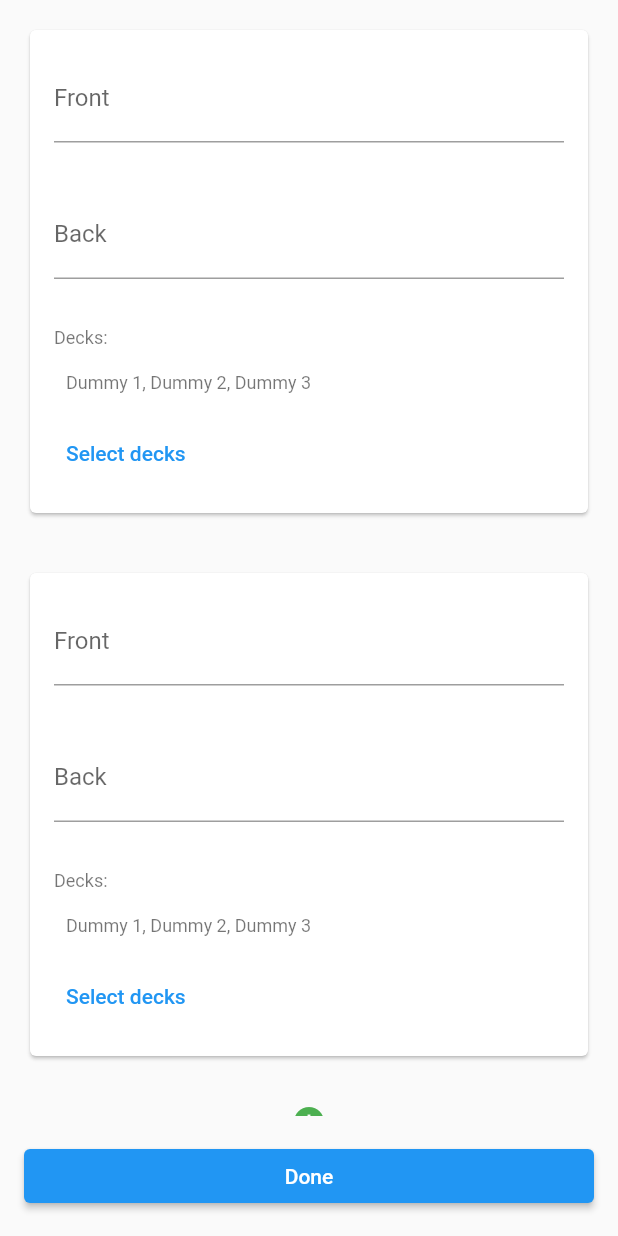
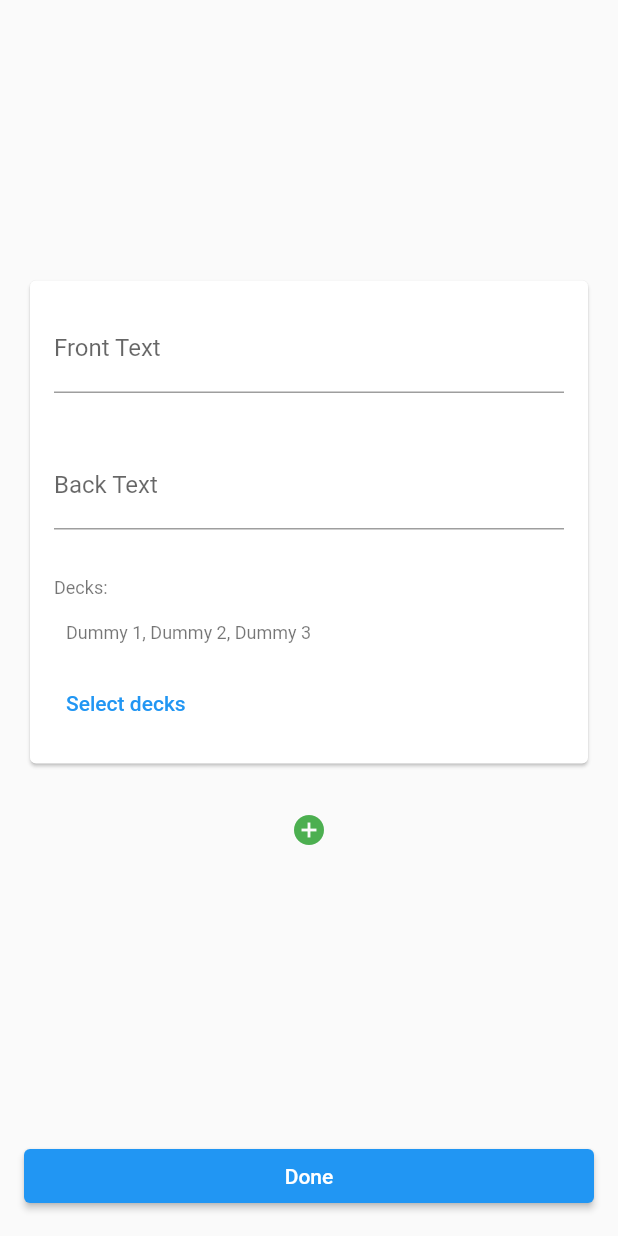
Before and after one commit to Matheovi/flashcardsFlutter, a Flutter app: the FlashcardFormsListPage screen opened by its route, after a tap on the "add circle" icon, on a phone screen of 412 x 824 dp. Run offline on Flutter 3.47's test engine with Material 2 defaults, Android fonts, the phone set to English and light mode, and no system bars; our stand-ins replace flutter_riverpod, freezed_annotation.

Commit message:
Minor refactor, methods rearrangement, code cleanup

```diff
--- a/lib/features/flashcard/domain/entity/flashcard.dart
+++ b/lib/features/flashcard/domain/entity/flashcard.dart
@@ -5,7 +5,7 @@ part 'flashcard.freezed.dart';
 @freezed
 class Flashcard with _$Flashcard {
   const factory Flashcard({
-    required String front,
-    required String back,
+    required String frontText,
+    required String backText,
   }) = _Flashcard;
 }
--- a/lib/features/flashcard/presentation/view/flashcard_forms_list_page.dart
+++ b/lib/features/flashcard/presentation/view/flashcard_forms_list_page.dart
@@ -1,21 +1,129 @@
 import 'package:flashcards/features/flashcard/domain/entity/flashcard.dart';
-import 'package:flashcards/features/flashcard/presentation/viewmodel/flashcard_forms_list_viewmodel.dart';
+import 'package:flashcards/features/flashcard/presentation/viewmodel/flashcard_list_viewmodel.dart';
 import 'package:flashcards/features/flashcard/presentation/widget/multi_select_bottom_sheet.dart';
 import 'package:flutter/material.dart';
 import 'package:flutter_riverpod/flutter_riverpod.dart';
 
-//final itemCountProvider = StateProvider<int>((ref) => 1);
-
 class FlashcardFormsListPage extends ConsumerWidget {
   static const String routeName = '/new-flashcard';
 
-  final _flashcardFormsListProvider =
-      flashcardFormsListViewModelStateNotifierProvider;
+  final _flashcardListProvider =
+      flashcardListViewModelStateNotifierProvider;
 
   FlashcardFormsListPage({super.key});
 
-  Widget _buildFlashcardFormWidget(
-      BuildContext context, WidgetRef ref, int index) {
+  @override
+  Widget build(BuildContext context, WidgetRef ref) {
+    return WillPopScope(
+      onWillPop: () async => await _checkForUnsavedProgress(ref, context),
+      child: Scaffold(
+        resizeToAvoidBottomInset: false,
+        body: SafeArea(
+          child: Column(
+            children: [
+              // If there's only 1 flashcard, then put it in a column instead of ListView.
+              // This is done in order to center vertically the only flashcard on the screen.
+              if (1 == ref.read(_flashcardListProvider).length)
+                Expanded(
+                  child: Column(
+                    mainAxisAlignment: MainAxisAlignment.center,
+                    children: [
+                      _buildFlashcardFormWidget(context, ref, 0),
+                      _buildFlashcardAddButton(context, ref),
+                    ],
+                  ),
+                )
+              else
+                Expanded(
+                  child: ListView.builder(
+                    itemCount: ref.watch(_flashcardListProvider).length + 1, // required by hack below
+                    itemBuilder: (context, index) {
+                      // hack? put the IconButton at the end of the ListView instead of a flashcard form
+                      if (index == ref.read(_flashcardListProvider).length) {
+                        return _buildFlashcardAddButton(context, ref);
+                      } else {
+                        return _buildFlashcardFormWidget(context, ref, index);
+                      }
+                    },
+                  )
+                )
+              ,
+              _buildDoneButton(context, ref),
+            ],
+          ),
+        ),
+      ),
+    );
+  }
+
+  /// Checks if any [Flashcard] has non-empty field and if so, shows an [AlertDialog]
+  /// and asks whether pop the [FlashcardFormsListPage] of the screen or not.
+  Future<bool> _checkForUnsavedProgress(WidgetRef ref, BuildContext context) async {
+    bool isAnyFieldNotEmpty = false;
+    for (var flashcard in ref.read(_flashcardListProvider)) {
+      if (flashcard.frontText.trim().isNotEmpty || flashcard.backText.trim().isNotEmpty) {
+        isAnyFieldNotEmpty = true;
+      }
+    }
+    if (isAnyFieldNotEmpty) {
+      // unsaved progress, proceed?
+      return await showDialog(
+        context: context,
+        builder: (context) => _buildWillOnPopAlertDialog(context, ref)
+      );
+    } else {
+      // dismiss.
+      return true;
+    }
+  }
+
+  /// Helper method for building the will on pop alert dialog.
+  Widget _buildWillOnPopAlertDialog(BuildContext context, WidgetRef ref) {
+    return AlertDialog(
+      title: const Text('You have unsaved progress'),
+      content: const Text('Do you really want to quit?'),
+      actions: <Widget>[
+        TextButton(
+          onPressed: () => Navigator.pop(context, false),
+          child: const Text('No'),
+        ),
+        TextButton(
+          onPressed: () => Navigator.pop(context, true),
+          child: const Text('Yes'),
+        ),
+      ],
+    );
+  }
+
+  /// Helper method for building the 'Done' button.
+  Widget _buildDoneButton(BuildContext context, WidgetRef ref) {
+    return Padding(
+      padding: const EdgeInsets.all(16.0),
+      child: Align(
+        alignment: Alignment.bottomCenter,
+        child: SizedBox(
+          width: double.infinity,
+          child: ElevatedButton(
+            onPressed: () => Navigator.pop(context),
+            child: const Text('Done')),
+        ),
+      ),
+    );
+  }
+
+  /// Builds the add button for adding new flashcard.
+  Widget _buildFlashcardAddButton(BuildContext context, WidgetRef ref) {
+    return IconButton(
+      onPressed: () {
+        ref.read(_flashcardListProvider.notifier).add("", "");
+      },
+      icon: const Icon(Icons.add_circle),
+      color: Colors.green,
+    );
+  }
+
+  /// Builds single flashcard form widget.
+  Widget _buildFlashcardFormWidget(BuildContext context, WidgetRef ref, int index) {
     return Padding(
         padding: const EdgeInsets.all(16.0),
         child: Card(
@@ -23,46 +131,41 @@ class FlashcardFormsListPage extends ConsumerWidget {
             mainAxisSize: MainAxisSize.min,
             children: [
               Padding(
-                padding: EdgeInsets.all(16.0),
+                padding: const EdgeInsets.all(16.0),
                 child: TextFormField(
                     onChanged: (text) {
                       ref
-                          .read(_flashcardFormsListProvider.notifier)
-                          .updateFlashcard(index, front: text);
-                      debugPrint("${index.toString()} -- front $text");
+                          .read(_flashcardListProvider.notifier)
+                          .updateAt(index, frontText: text);
                     },
-
-                    //controller: widget._frontTextController,
                     keyboardType: TextInputType.multiline,
                     maxLines: null,
                     initialValue: ref
-                        .read(_flashcardFormsListProvider.notifier)
-                        .getFlashcards()[index]
-                        .front,
+                        .read(_flashcardListProvider)
+                        [index]
+                        .frontText,
                     decoration: const InputDecoration(
                       border: UnderlineInputBorder(),
-                      labelText: "Front",
+                      labelText: "Front Text",
                     )),
               ),
               Padding(
-                padding: EdgeInsets.all(16.0),
+                padding: const EdgeInsets.all(16.0),
                 child: TextFormField(
                   onChanged: (text) {
                     ref
-                        .read(_flashcardFormsListProvider.notifier)
-                        .updateFlashcard(index, back: text);
-                    debugPrint("${index.toString()} -- back $text");
+                        .read(_flashcardListProvider.notifier)
+                        .updateAt(index, backText: text);
                   },
-                  //controller: widget._backTextController,
                   keyboardType: TextInputType.multiline,
                   maxLines: null,
                   initialValue: ref
-                      .read(_flashcardFormsListProvider.notifier)
-                      .getFlashcards()[index]
-                      .back,
-                  decoration: InputDecoration(
+                      .read(_flashcardListProvider)
+                      [index]
+                      .backText,
+                  decoration: const InputDecoration(
                     border: UnderlineInputBorder(),
-                    labelText: "Back",
+                    labelText: "Back Text",
                   ),
                 ),
               ),
@@ -91,8 +194,7 @@ class FlashcardFormsListPage extends ConsumerWidget {
                 child: Align(
                   alignment: Alignment.centerLeft,
                   child: TextButton(
-                    onPressed: () =>
-                        showMultiSelectBottomSheet(context: context),
+                    onPressed: () => _showDecksSelection(context, ref, index),
                     child: const Text('Select decks'),
                   ),
                 ),
@@ -102,139 +204,22 @@ class FlashcardFormsListPage extends ConsumerWidget {
         ));
   }
 
-  Widget _buildFlashcardAddButton(BuildContext context, WidgetRef ref) {
-    return IconButton(
-      onPressed: () {
-        var front = ref
-            .read(_flashcardFormsListProvider.notifier)
-            .getFlashcards()
-            .last
-            .front;
-
-        var back = ref
-            .read(_flashcardFormsListProvider.notifier)
-            .getFlashcards()
-            .last
-            .back;
-
-        if (front.trim().isEmpty || back.trim().isEmpty) {
-          ref.read(_flashcardFormsListProvider.notifier).addFlashcard("", "");
-        }
-      },
-      icon: const Icon(Icons.add_circle),
-      color: Colors.green,
-    );
-  }
-
-  Widget _buildFlashcardOneFormWidget(BuildContext context, WidgetRef ref,
-      final List<Flashcard> flashcardList) {
-    return Expanded(
-      child: Column(
-        mainAxisAlignment: MainAxisAlignment.center,
-        children: [
-          _buildFlashcardFormWidget(context, ref, 0),
-          _buildFlashcardAddButton(context, ref),
-        ],
-      ),
-    );
-  }
-
-  Widget _buildFlashcardFormsListWidget(BuildContext context, WidgetRef ref,
-      final List<Flashcard> flashcardList) {
-    return Expanded(
-        child: ListView.builder(
-      itemCount: ref.watch(_flashcardFormsListProvider).length + 1,
-      itemBuilder: (context, index) {
-        // put IconButton at the end of ListView instead of a Flashcard Form
-        if (index == ref.read(_flashcardFormsListProvider).length) {
-          return _buildFlashcardAddButton(context, ref);
-        }
-        return _buildFlashcardFormWidget(context, ref, index);
-      },
-    ));
-  }
-
-  Widget _buildDoneButton(BuildContext context, WidgetRef ref) {
-    return Padding(
-      padding: const EdgeInsets.all(16.0),
-      child: Align(
-        alignment: Alignment.bottomCenter,
-        child: SizedBox(
-          width: double.infinity,
-          child: ElevatedButton(
-              onPressed: () => Navigator.pop(context),
-              child: const Text('Done')),
-        ),
-      ),
-    );
-  }
-
-  @override
-  Widget build(BuildContext context, WidgetRef ref) {
-    return WillPopScope(
-      onWillPop: () async {
-        return await _canPopFormsPage(ref, context);
-      },
-      child: Scaffold(
-        resizeToAvoidBottomInset: false,
-        body: SafeArea(
-          child: Column(
-            children: [
-              if (1 == ref.read(_flashcardFormsListProvider).length)
-                _buildFlashcardOneFormWidget(
-                    context, ref, ref.watch(_flashcardFormsListProvider))
-              else
-                _buildFlashcardFormsListWidget(
-                    context, ref, ref.watch(_flashcardFormsListProvider)),
-              // ref.watch(flashcardListProvider).maybeWhen(
-              /*success: (flashcardList) =>*/
-              // error: (_) => _buildErrorWidget()
-              // loading: () => const Expanded(
-              //   child: Center(
-              //     child: CircularProgressIndicator(),
-              //   ),
-              // ),
-              _buildDoneButton(context, ref),
-            ],
-          ),
-        ),
-      ),
-    );
-  }
-
-  Future<bool> _canPopFormsPage(WidgetRef ref, BuildContext context) async {
-    bool canPop = true;
-    List<Flashcard> flashcards =
-        ref.read(_flashcardFormsListProvider.notifier).getFlashcards();
-    for (var flashcard in flashcards) {
-      if (flashcard.front.trim().isNotEmpty ||
-          flashcard.back.trim().isNotEmpty) {
-        canPop = false;
+  /// Helper method for showing [MultiSelectBottomSheet] in order to select flashcard's decks.
+  void _showDecksSelection(BuildContext context, WidgetRef ref, int index) async {
+    return await showModalBottomSheet(
+      isDismissible: false,
+      isScrollControlled: true,
+      context: context,
+      builder: (BuildContext context) {
+        return const MultiSelectBottomSheet(
+          items: [
+            "Apple",
+            "Banana",
+            "Orange",
+            "Watermelon",
+          ]
+        );
       }
-    }
-    if (!canPop) {
-      return await showDialog(
-          context: context,
-          builder: (context) => _buildWillOnPopAlertDialog(context, ref));
-    } else {
-      return true;
-    }
-  }
-
-  Widget _buildWillOnPopAlertDialog(BuildContext context, WidgetRef ref) {
-    return AlertDialog(
-      title: const Text('You have unsaved flashcards'),
-      content: const Text('Do you really want to quit?'),
-      actions: <Widget>[
-        TextButton(
-          onPressed: () => Navigator.pop(context, false),
-          child: const Text('No'),
-        ),
-        TextButton(
-          onPressed: () => Navigator.pop(context, true),
-          child: const Text('Yes'),
-        ),
-      ],
     );
   }
 }
--- a/lib/features/flashcard/presentation/viewmodel/flashcard_forms_list_viewmodel.dart
+++ /dev/null
@@ -1,45 +0,0 @@
-import 'package:flashcards/features/flashcard/domain/entity/flashcard.dart';
-import 'package:flutter/foundation.dart';
-import 'package:flutter_riverpod/flutter_riverpod.dart';
-
-final flashcardFormsListViewModelStateNotifierProvider =
-    StateNotifierProvider.autoDispose<FlashcardFormsListViewModel,
-        List<Flashcard>>((ref) => FlashcardFormsListViewModel());
-
-class FlashcardFormsListViewModel extends StateNotifier<List<Flashcard>> {
-  // final CreateFlashcardUsecase createFlashcardUsecase;
-
-  FlashcardFormsListViewModel(
-      //  this.createFlashcardUsecase
-      )
-      : super([const Flashcard(front: "", back: "")]);
-
-  void commit() {
-    for (final flashcard in state) {
-      debugPrint("SAVING: $flashcard");
-    }
-  }
-
-  List<Flashcard> getFlashcards() {
-    return state;
-  }
-
-  void addFlashcard(String front, String back) {
-    state = [...state, Flashcard(front: front, back: back)];
-    debugPrint("LIST LENGTH: ${state.length}");
-  }
-
-  void updateFlashcard(int index, {String? front, String? back}) {
-    debugPrint("updateFlashcard");
-    state = [
-      for (var i = 0; i < state.length; ++i)
-        if (index == i)
-          state[i].copyWith(
-            front: front ?? state[i].front,
-            back: back ?? state[i].back,
-          )
-        else
-          state[i]
-    ];
-  }
-}
--- /dev/null
+++ b/lib/features/flashcard/presentation/viewmodel/flashcard_list_viewmodel.dart
@@ -0,0 +1,45 @@
+import 'package:flashcards/features/flashcard/domain/entity/flashcard.dart';
+import 'package:flutter_riverpod/flutter_riverpod.dart';
+
+final flashcardListViewModelStateNotifierProvider =
+    StateNotifierProvider.autoDispose<FlashcardListViewModel, List<Flashcard>>((ref) => FlashcardListViewModel());
+
+class FlashcardListViewModel extends StateNotifier<List<Flashcard>> {
+  // final CreateFlashcardUsecase createFlashcardUsecase;
+
+  FlashcardListViewModel(
+  //  this.createFlashcardUsecase
+  ) : super([
+    const Flashcard(
+      frontText: "",
+      backText: "",
+    )
+  ]);
+
+  void commit() {
+    throw UnimplementedError("TODO");
+  }
+
+  void add(String front, String back) {
+    state = [
+      ...state,
+      Flashcard(
+        frontText: front,
+        backText: back
+      )
+    ];
+  }
+
+  void updateAt(int index, {String? frontText, String? backText}) {
+    state = [
+      for (var i = 0; i < state.length; ++i)
+        if (index == i)
+          state[i].copyWith(
+            frontText: frontText ?? state[i].frontText,
+            backText: backText ?? state[i].backText,
+          )
+        else
+          state[i]
+    ];
+  }
+}
```
Also changed, not shown: lib/features/flashcard/presentation/viewmodel/flashcard_form_viewmodel.dart (added, +15 -0 lines), lib/features/flashcard/presentation/widget/multi_select_bottom_sheet.dart (+27 -28 lines), lib/features/flashcard/domain/entity/flashcard.freezed.dart.
